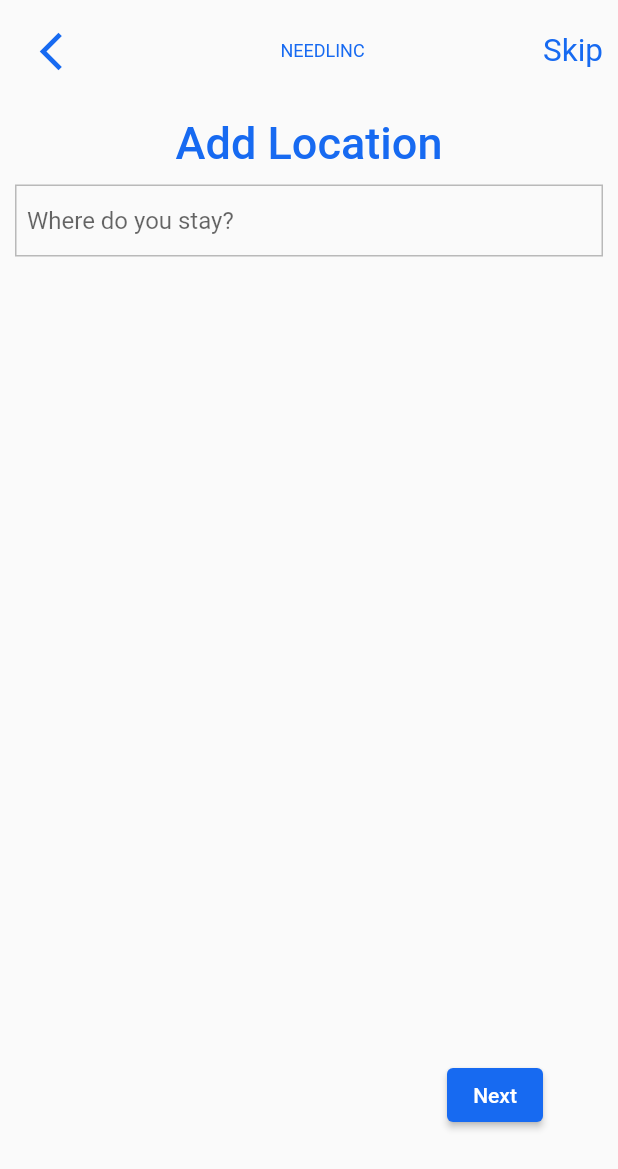
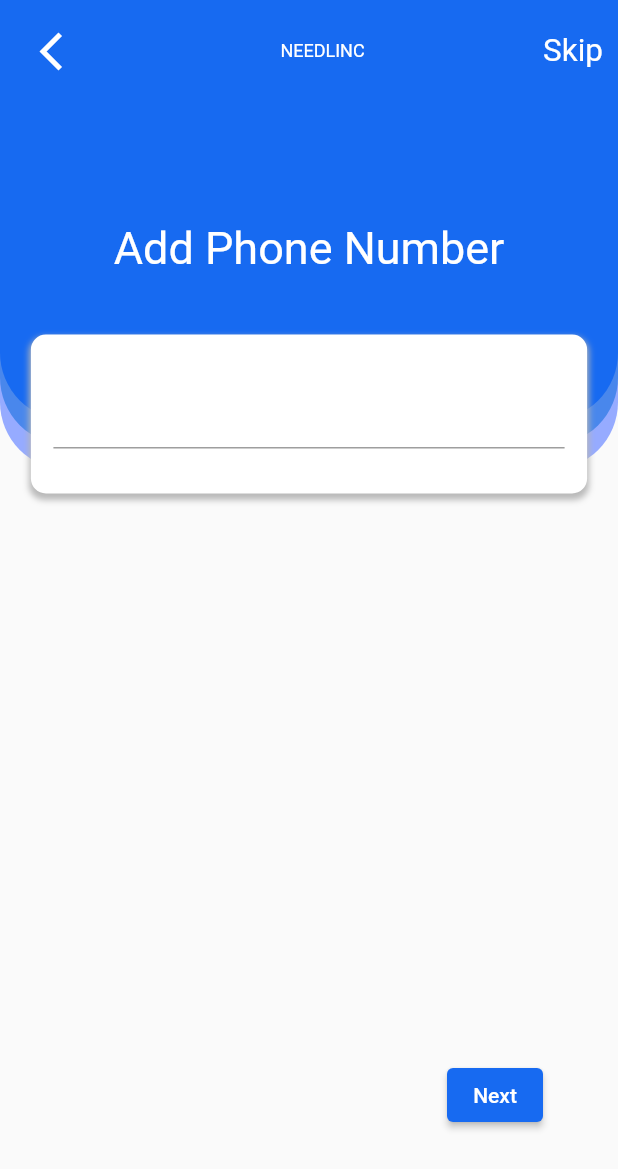
Before and after one commit to Needlinc/Needlinc, a Flutter app: the Location screen opened directly, after a tap on "Next", on a phone screen of 412 x 824 dp. Shown: the top 1169 px of the screen. Run offline on Flutter 3.47's test engine with Material 2 defaults, Android fonts, the light colour scheme and no system bars; our stand-ins replace animated_text_kit, calendar_date_picker2, curved_navigation_bar, flutter_staggered_animations, google_fonts.

Commit message:
Add phone number page

```diff
--- /dev/null
+++ b/lib/needlinc/shared-pages/auth-pages/addNumber.dart
@@ -0,0 +1,119 @@
+import 'package:flutter/material.dart';
+import 'package:needlinc/needlinc/colors/colors.dart';
+import 'package:needlinc/needlinc/shared-pages/auth-pages/location.dart';
+import 'package:needlinc/needlinc/widgets/login-background.dart';
+
+class PhoneNumber extends StatefulWidget {
+  const PhoneNumber({super.key});
+
+  @override
+  State<PhoneNumber> createState() => _PhoneNumberState();
+}
+
+class _PhoneNumberState extends State<PhoneNumber> {
+  @override
+  Widget build(BuildContext context) {
+    return Scaffold(
+      body: Stack(
+        children: [
+          backGround(),
+          Column(
+            children: [
+              // Top arrow
+              Row(
+                mainAxisAlignment: MainAxisAlignment.spaceBetween,
+                children: [
+                  // Back arrow
+                  Container(
+                    padding: EdgeInsets.all(10),
+                    alignment: Alignment.topLeft,
+                    child: IconButton(
+                      onPressed: () => Navigator.pop(context),
+                      icon: Icon(
+                        Icons
+                            .arrow_back_ios_new, // Specify the icon you want to use
+                        size: 30, // Adjust the icon size as needed
+                        color: NeedlincColors.white, // Customize the icon color
+                      ),
+                    ),
+                  ),
+                  // Page title
+                  Text(
+                    'NEEDLINC',
+                    style: TextStyle(color: NeedlincColors.white, fontSize: 12),
+                  ),
+                  // Skip button
+                  Container(
+                    padding: EdgeInsets.only(right: 10),
+                    child: Text(
+                      'Skip',
+                      style:
+                          TextStyle(color: NeedlincColors.white, fontSize: 21),
+                    ),
+                  )
+                ],
+              ),
+              SizedBox(
+                height: 80,
+              ),
+              // main Card
+              Column(
+                children: [
+                  // Card title
+                  Text(
+                    'Add Phone Number',
+                    style: TextStyle(
+                      fontSize: 30,
+                      fontWeight: FontWeight.w400,
+                      color: NeedlincColors.white,
+                    ),
+                  ),
+                  // body
+                  SizedBox(
+                    height: 40.0,
+                  ),
+                  Container(
+                    width: MediaQuery.of(context).size.width * 0.9,
+                    decoration: BoxDecoration(
+                      color: NeedlincColors.white,
+                      borderRadius: BorderRadius.circular(10),
+                      boxShadow: [
+                        BoxShadow(
+                          color: NeedlincColors.grey,
+                          offset: Offset(0, 3),
+                          blurRadius: 3.0,
+                          spreadRadius: 1.0,
+                        )
+                      ],
+                    ),
+                    child: Padding(
+                      padding: const EdgeInsets.fromLTRB(15.0, 28, 15, 30),
+                      child: TextField(),
+                    ),
+                  ),
+                ],
+              ),
+              Expanded(
+                child: Container(
+                  alignment: Alignment.bottomRight,
+                  padding: EdgeInsets.only(right: 50, bottom: 70),
+                  child: ElevatedButton(
+                    onPressed: () {
+                      Navigator.push(context,
+                          MaterialPageRoute(builder: (context) => Location()));
+                    },
+                    style: ElevatedButton.styleFrom(
+                        backgroundColor: NeedlincColors.blue1),
+                    child: Text(
+                      'Next',
+                    ),
+                  ),
+                ),
+              )
+            ],
+          )
+        ],
+      ),
+    );
+  }
+}
--- a/lib/needlinc/shared-pages/auth-pages/location.dart
+++ b/lib/needlinc/shared-pages/auth-pages/location.dart
@@ -1,5 +1,6 @@
 import 'package:flutter/material.dart';
 import 'package:needlinc/needlinc/colors/colors.dart';
+import 'package:needlinc/needlinc/shared-pages/auth-pages/addNumber.dart';
 
 class Location extends StatefulWidget {
   const Location({super.key});
@@ -102,13 +103,8 @@ class _LocationState extends State<Location> {
               padding: EdgeInsets.only(right: 50, bottom: 70),
               child: ElevatedButton(
                 onPressed: () {
-                  // if (addBirth == true) {
-                  //   Navigator.push(
-                  //             context,
-                  //             MaterialPageRoute(
-                  //                 builder: (context) => Location()));
-                  // }
-                  // _ShowAddBirth();
+                  Navigator.push(context,
+                      MaterialPageRoute(builder: (context) => PhoneNumber()));
                 },
                 style: ElevatedButton.styleFrom(
                     backgroundColor: NeedlincColors.blue1),
```
